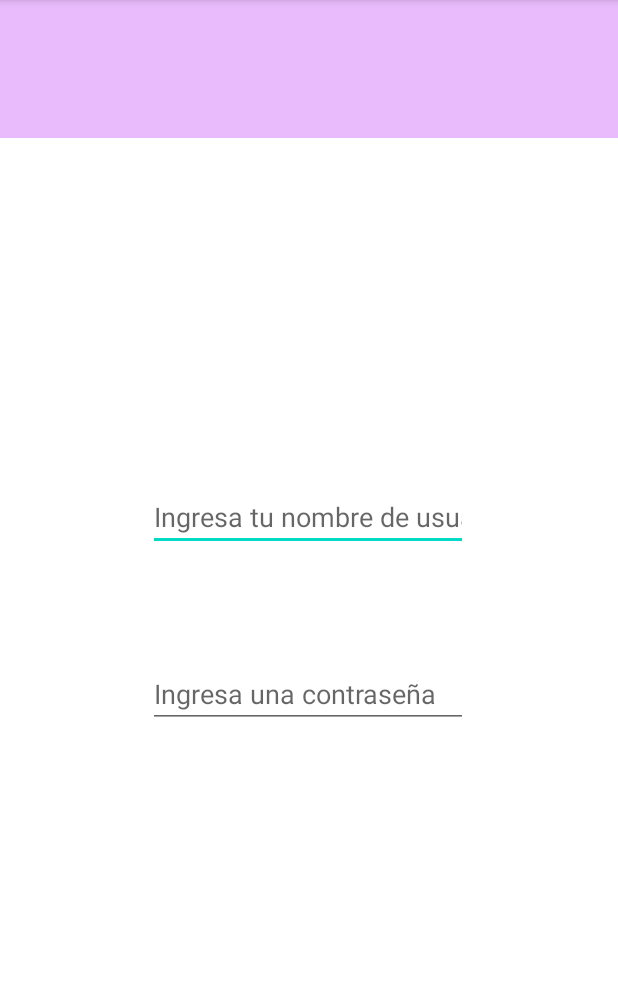
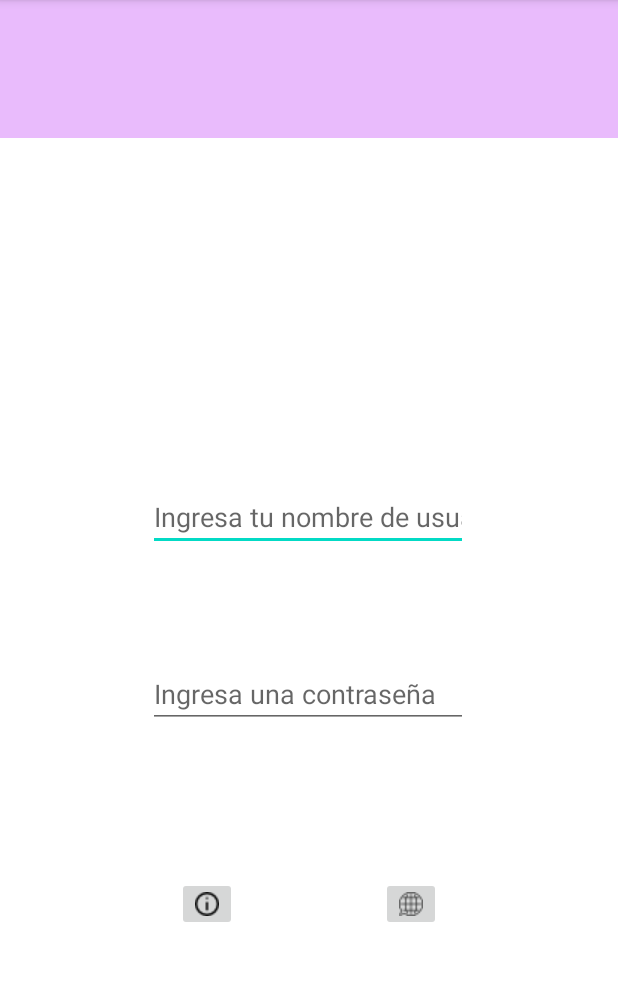
Before and after one commit to fedoTR/DismovProject, an Android app: the MainActivity screen opened directly, with no data from a screen before it, on a phone screen of 412 x 824 dp, the part 84-1065 px from its top. Run offline under Robolectric (Android 15) with nearby library versions, the phone set to English and light mode, and no system bars.

Commit message:
This is the icons of the main activity

```diff
--- a/app/src/main/res/layout/activity_main.xml
+++ b/app/src/main/res/layout/activity_main.xml
@@ -84,4 +84,40 @@
         app:layout_constraintTop_toBottomOf="@+id/UserNameSpace"
         android:importantForAutofill="no" />
 
+    <ImageButton
+        android:id="@+id/imageButton5"
+        android:layout_width="wrap_content"
+        android:layout_height="wrap_content"
+        android:layout_marginStart="141dp"
+        android:layout_marginLeft="141dp"
+        android:layout_marginTop="99dp"
+        android:layout_marginEnd="48dp"
+        android:layout_marginRight="48dp"
+        android:layout_marginBottom="58dp"
+        app:layout_constraintBottom_toTopOf="@+id/constraintLayout2"
+        app:layout_constraintEnd_toStartOf="@+id/imageButton6"
+        app:layout_constraintStart_toStartOf="parent"
+        app:layout_constraintTop_toBottomOf="@+id/PasswordSpace"
+        app:layout_constraintVertical_bias="0.0"
+        app:srcCompat="@drawable/info"
+        android:contentDescription="@string/string_infobuttondescription" />
+
+    <ImageButton
+        android:id="@+id/imageButton6"
+        android:layout_width="wrap_content"
+        android:layout_height="wrap_content"
+        android:layout_marginStart="48dp"
+        android:layout_marginLeft="48dp"
+        android:layout_marginTop="99dp"
+        android:layout_marginEnd="142dp"
+        android:layout_marginRight="142dp"
+        android:layout_marginBottom="58dp"
+        app:layout_constraintBottom_toTopOf="@+id/constraintLayout2"
+        app:layout_constraintEnd_toEndOf="parent"
+        app:layout_constraintStart_toEndOf="@+id/imageButton5"
+        app:layout_constraintTop_toBottomOf="@+id/PasswordSpace"
+        app:layout_constraintVertical_bias="0.0"
+        app:srcCompat="@drawable/translation"
+        android:contentDescription="@string/LanguagebuttonDescription" />
+
 </androidx.constraintlayout.widget.ConstraintLayout>
--- a/app/src/main/res/values/strings.xml
+++ b/app/src/main/res/values/strings.xml
@@ -4,4 +4,7 @@
     <string name="UsernameLogin">UsernameLogin</string>
     <string name="UsernameInstruction">Ingresa tu nombre de usuario</string>
     <string name="PasswordInstruction">Ingresa una contraseña</string>
+    <string name="InfobuttonDescription">Info button</string>
+    <string name="LanguagebuttonDescription">Language buttton</string>
+    <string name="string_infobuttondescription">Info button</string>
 </resources>
```
Also changed, not shown: app/src/main/res/drawable-v24/info.png (added), app/src/main/res/drawable-v24/translation.png (added), app/src/main/res/drawable/info.png (added), app/src/main/res/drawable/translation.png (added).
